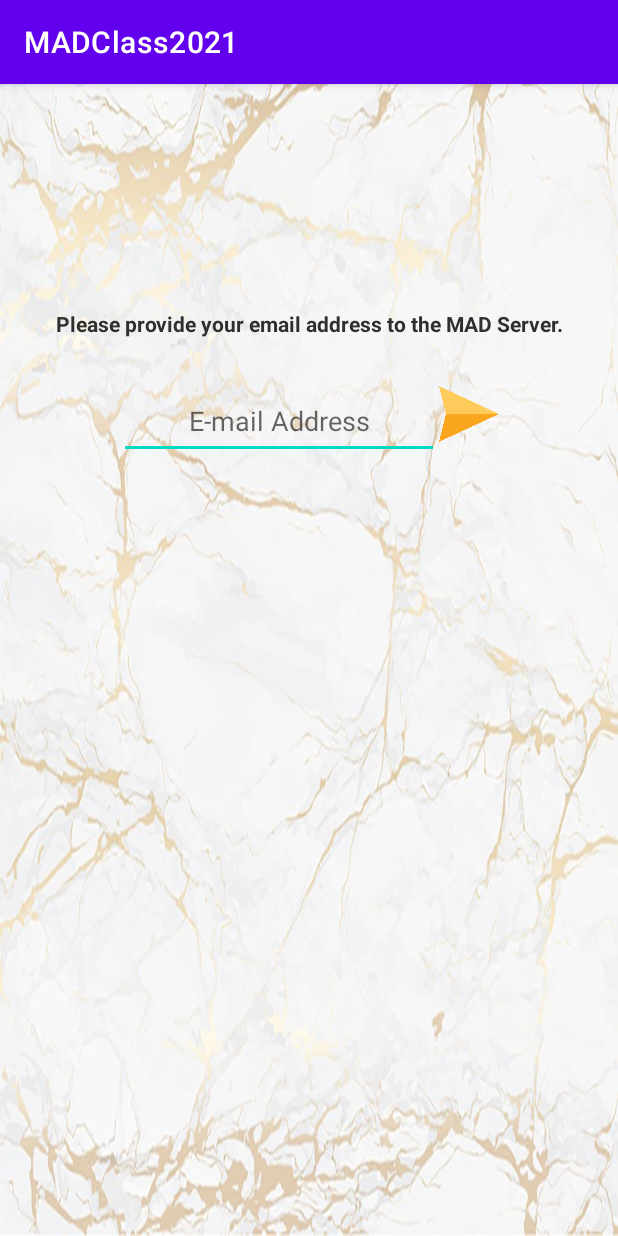
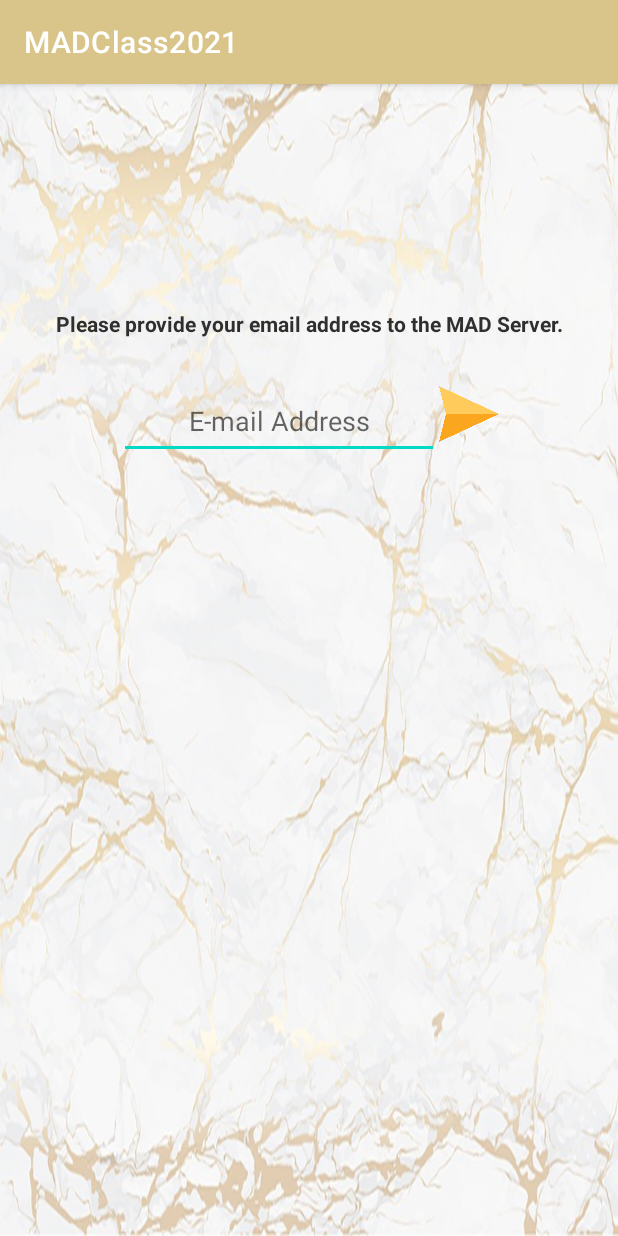
Before and after one commit to expeon07/MADClass2021, an Android app: the LoginActivity screen opened directly, with no data from a screen before it, on a phone screen of 412 x 824 dp. Run offline under Robolectric (Android 15) with nearby library versions, the phone set to English and light mode, and no system bars.

Commit message:
Modify colors

```diff
--- a/app/src/main/res/values/colors.xml
+++ b/app/src/main/res/values/colors.xml
@@ -7,4 +7,8 @@
     <color name="teal_700">#FF018786</color>
     <color name="black">#FF000000</color>
     <color name="white">#FFFFFFFF</color>
+    <color name="grey">#2F2F2F</color>
+    <color name="lime">#BCBF50</color>
+    <color name="light_tan">#D9B64E</color>
+    <color name="flesh">#D9C589</color>
 </resources>
--- a/app/src/main/res/values/themes.xml
+++ b/app/src/main/res/values/themes.xml
@@ -2,9 +2,9 @@
     <!-- Base application theme. -->
     <style name="Theme.MADClass2021" parent="Theme.MaterialComponents.DayNight.DarkActionBar">
         <!-- Primary brand color. -->
-        <item name="colorPrimary">@color/purple_500</item>
-        <item name="colorPrimaryVariant">@color/purple_700</item>
-        <item name="colorOnPrimary">@color/white</item>
+        <item name="colorPrimary">@color/flesh</item>
+        <item name="colorPrimaryVariant">@color/grey</item>
+        <item name="colorOnPrimary">@color/grey</item>
         <!-- Secondary brand color. -->
         <item name="colorSecondary">@color/teal_200</item>
         <item name="colorSecondaryVariant">@color/teal_700</item>
```
